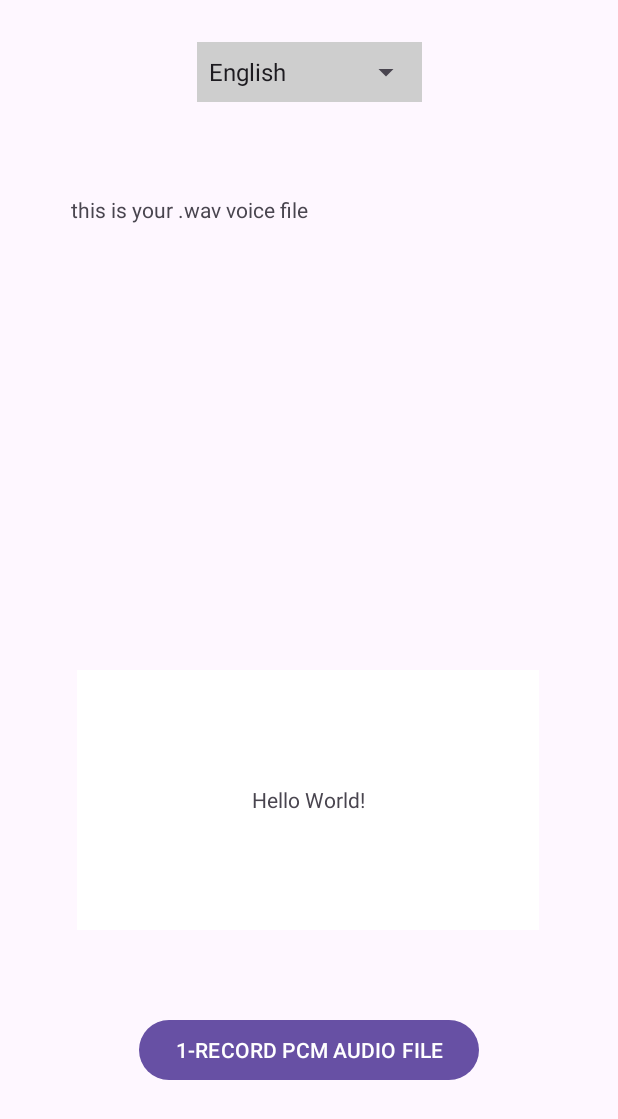
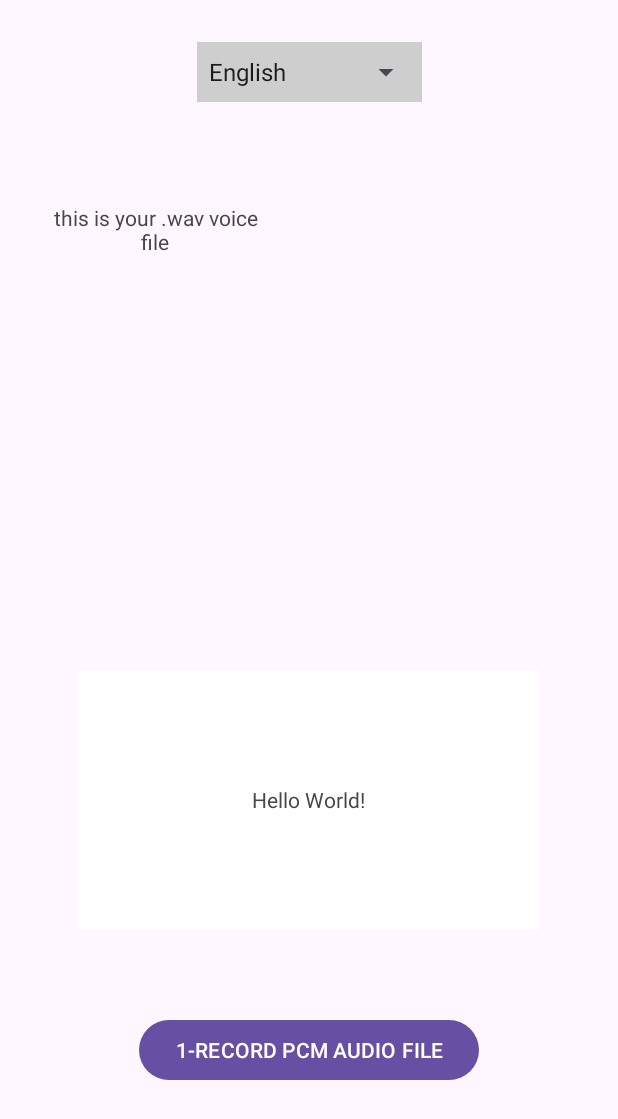
Before and after one commit to thuanchung85/microphonepcm, an Android app: the screen it shows after launch (MainActivity), on a phone screen of 412 x 824 dp. Shown: the top 1119 px of the screen. Run offline under Robolectric (Android 15) with nearby library versions, the phone set to English and light mode, and no system bars; libraries missing offline, so code that uses them is left out: org.tensorflow.lite; network calls fail; 3 statements that could not run were skipped.

Commit message:
save add ko

```diff
--- a/app/src/main/res/layout/activity_main.xml
+++ b/app/src/main/res/layout/activity_main.xml
@@ -25,8 +25,8 @@
 
     <TextView
         android:id="@+id/textView"
-        android:layout_width="197dp"
-        android:layout_height="52dp"
+        android:layout_width="137dp"
+        android:layout_height="89dp"
         android:gravity="center"
         android:text="this is your .wav voice file"
         app:layout_constraintBottom_toBottomOf="parent"
```
Also changed, not shown: app/src/main/java/com/example/microphonepcm/MainActivity.kt (+5 -5 lines), 2 other files.
